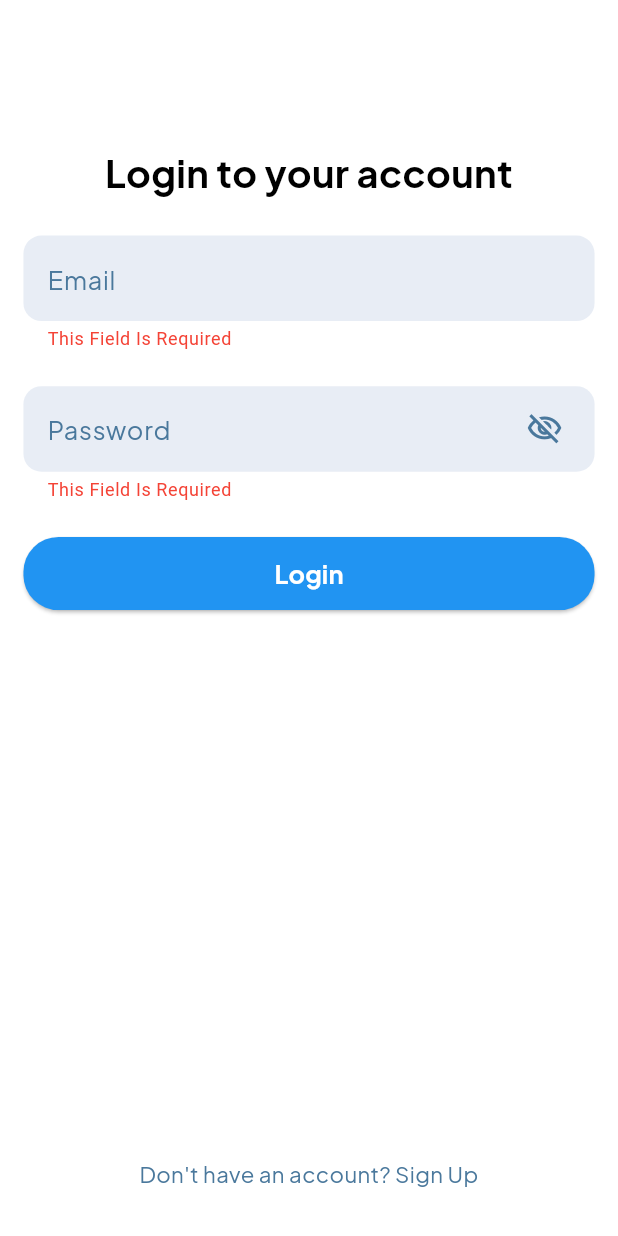
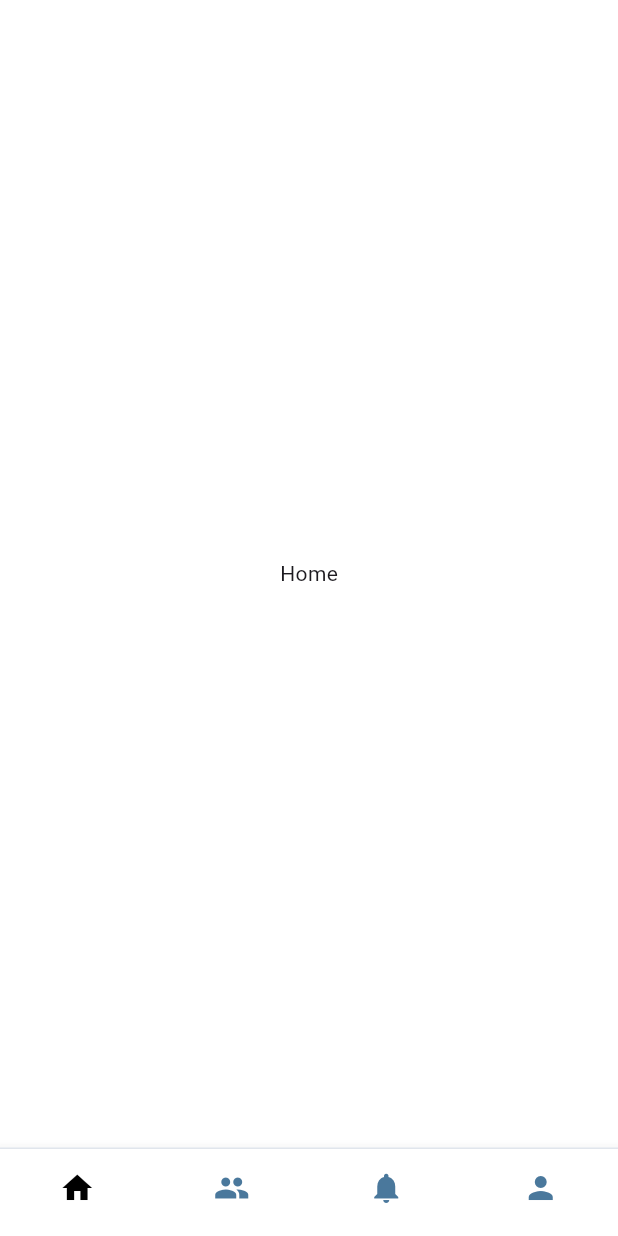
Before and after one commit to mostafa9011/feed_app, a Flutter app: the screen it shows after launch, after a tap on "Login", on a phone screen of 412 x 824 dp. Run offline on Flutter 3.47's test engine with Material 3 defaults, Android fonts, the light colour scheme and no system bars; our stand-ins replace bloc, cached_network_image, dio, firebase_core, flutter_bloc, flutter_screenutil and 8 more; missing offline and left inert: flutter_file_dialog; accounts and stored records are empty; generated files the repository leaves out were written again.

Commit message:
build layout screen

```diff
--- a/lib/core/config/routes/page_name.dart
+++ b/lib/core/config/routes/page_name.dart
@@ -1,4 +1,5 @@
 class PageName {
   static const String loginScreen = '/loginScreen';
   static const String signupScreen = '/signupScreen';
+  static const String layoutScreen = '/layoutScreen';
 }
--- a/lib/core/config/routes/route_manager.dart
+++ b/lib/core/config/routes/route_manager.dart
@@ -3,6 +3,7 @@ import 'package:page_transition/page_transition.dart';
 
 import '../../../features/auth/presentation/screens/login_screen.dart';
 import '../../../features/auth/presentation/screens/signup_screen.dart';
+import '../../../features/layout/presentation/screens/layout_screen.dart';
 import 'page_name.dart';
 
 class RouteManager {
@@ -20,6 +21,12 @@ class RouteManager {
       case PageName.signupScreen:
         return _getPageTransition(
           const SignupScreen(),
+          settings: routeSettings,
+        );
+
+      case PageName.layoutScreen:
+        return _getPageTransition(
+          const LayoutScreen(),
           settings: routeSettings,
         );
 
--- a/lib/core/helpers/cache_helper.dart
+++ b/lib/core/helpers/cache_helper.dart
@@ -7,7 +7,7 @@ class CacheHelper {
   static late SharedPreferences sharedPreferences;
 
   static Future init() async {
-    sharedPreferences = sl<SharedPreferences>();
+    sharedPreferences = getIt<SharedPreferences>();
   }
 
   // This fun to put data in local data base using key
--- a/lib/core/utils/dependency_injection/di.dart
+++ b/lib/core/utils/dependency_injection/di.dart
@@ -7,12 +7,13 @@ import 'package:shared_preferences/shared_preferences.dart';
 
 import '../../api/dio_consumer.dart';
 import 'register_config_cubit.dart';
+import 'register_layout_dependencies.dart';
 
-final sl = GetIt.instance;
+final getIt = GetIt.instance;
 
 Future<void> initDependencies() async {
   // Dio consumer instance
-  sl.registerLazySingleton<DioConsumer>(
+  getIt.registerLazySingleton<DioConsumer>(
     () => DioConsumer(
       dio: Dio(),
     ),
@@ -20,7 +21,8 @@ Future<void> initDependencies() async {
 
   // Shared preferences instance
   final sharedPref = await SharedPreferences.getInstance();
-  sl.registerLazySingleton<SharedPreferences>(() => sharedPref);
-  // Register config cubit
+  getIt.registerLazySingleton<SharedPreferences>(() => sharedPref);
+
   registerConfigCubit();
+  registerLayoutDependencies();
 }
--- a/lib/core/utils/dependency_injection/register_config_cubit.dart
+++ b/lib/core/utils/dependency_injection/register_config_cubit.dart
@@ -1,6 +1,6 @@
-import 'package:feed_app/core/config/config_cubit/config_cubit.dart';
+import '../../config/config_cubit/config_cubit.dart';
 
 import 'di.dart';
 
 // register factory config cubit
-void registerConfigCubit() => sl.registerFactory(() => ConfigCubit());
+void registerConfigCubit() => getIt.registerFactory(() => ConfigCubit());
--- /dev/null
+++ b/lib/core/utils/dependency_injection/register_layout_dependencies.dart
@@ -0,0 +1,7 @@
+import '../../../features/layout/presentation/cubit/layout_cubit.dart';
+import 'di.dart';
+
+void registerLayoutDependencies() {
+  // Register LayoutCubit
+  getIt.registerFactory(() => LayoutCubit());
+}
--- a/lib/features/auth/presentation/widgets/login_form.dart
+++ b/lib/features/auth/presentation/widgets/login_form.dart
@@ -1,6 +1,7 @@
 import 'package:flutter/material.dart';
 import 'package:flutter_screenutil/flutter_screenutil.dart';
 
+import '../../../../core/config/routes/page_name.dart';
 import '../../../../core/utils/extensions/context_extension.dart';
 import '../../../../core/utils/widgets/custom_elevated_button.dart';
 import '../../../../core/utils/widgets/fields/password_fields.dart';
@@ -46,8 +47,8 @@ class _LoginFormState extends State<LoginForm> {
           // login button
           CustomElevatedButton(
             onPressed: () {
-              if (!formKey.currentState!.validate()) return;
-              // Process the login
+              // if (!formKey.currentState!.validate()) return;
+              Navigator.pushReplacementNamed(context, PageName.layoutScreen);
             },
             text: context.tr.login,
             textColor: context.colorScheme.surface,
--- /dev/null
+++ b/lib/features/layout/presentation/cubit/layout_cubit.dart
@@ -0,0 +1,24 @@
+import 'package:flutter/material.dart';
+import 'package:flutter_bloc/flutter_bloc.dart';
+
+part 'layout_state.dart';
+
+class LayoutCubit extends Cubit<LayoutState> {
+  LayoutCubit() : super(const LayoutState(status: LayoutStatus.initial));
+
+  final List<Widget> screens = [
+    const Center(child: Text('Home')),
+    const Center(child: Text('Friends')),
+    const Center(child: Text('Notifications')),
+    const Center(child: Text('Profile')),
+  ];
+
+  void changeIndex(int index) {
+    emit(
+      state.copyWith(
+        status: LayoutStatus.changeIndexState,
+        currentIndex: index,
+      ),
+    );
+  }
+}
--- /dev/null
+++ b/lib/features/layout/presentation/cubit/layout_state.dart
@@ -0,0 +1,27 @@
+part of 'layout_cubit.dart';
+
+enum LayoutStatus {
+  initial,
+  changeIndexState,
+}
+
+@immutable
+class LayoutState {
+  final LayoutStatus status;
+  final int currentIndex;
+
+  const LayoutState({
+    required this.status,
+    this.currentIndex = 0,
+  });
+
+  LayoutState copyWith({
+    required LayoutStatus status,
+    int? currentIndex,
+  }) {
+    return LayoutState(
+      status: status,
+      currentIndex: currentIndex ?? this.currentIndex,
+    );
+  }
+}
--- /dev/null
+++ b/lib/features/layout/presentation/screens/layout_screen.dart
@@ -0,0 +1,29 @@
+import 'package:flutter/material.dart';
+import 'package:flutter_bloc/flutter_bloc.dart';
+
+import '../../../../core/utils/dependency_injection/di.dart';
+import '../cubit/layout_cubit.dart';
+import '../widgets/custom_bottom_nav_bar.dart';
+
+class LayoutScreen extends StatelessWidget {
+  const LayoutScreen({super.key});
+
+  @override
+  Widget build(BuildContext context) {
+    return BlocProvider(
+      create: (context) => getIt<LayoutCubit>(),
+      child: Scaffold(
+        body: SafeArea(
+          child: BlocBuilder<LayoutCubit, LayoutState>(
+            builder: (context, state) {
+              final cubit = context.read<LayoutCubit>();
+
+              return cubit.screens[state.currentIndex];
+            },
+          ),
+        ),
+        bottomNavigationBar: const CustomBottomNavBar(),
+      ),
+    );
+  }
+}
--- /dev/null
+++ b/lib/features/layout/presentation/widgets/custom_bottom_nav_bar.dart
@@ -0,0 +1,58 @@
+import 'package:flutter/material.dart';
+import 'package:flutter_bloc/flutter_bloc.dart';
+
+import '../../../../core/utils/extensions/context_extension.dart';
+import '../cubit/layout_cubit.dart';
+
+class CustomBottomNavBar extends StatelessWidget {
+  const CustomBottomNavBar({super.key});
+
+  @override
+  Widget build(BuildContext context) {
+    return BlocBuilder<LayoutCubit, LayoutState>(
+      builder: (context, state) {
+        final cubit = context.read<LayoutCubit>();
+
+        return Container(
+          decoration: BoxDecoration(
+            border: Border(
+              top: BorderSide(
+                color: context.colorScheme.onSecondary,
+              ),
+            ),
+          ),
+          child: BottomNavigationBar(
+            type: BottomNavigationBarType.fixed,
+            currentIndex: state.currentIndex,
+            backgroundColor: context.scaffoldBackgroundColor,
+            showSelectedLabels: false,
+            showUnselectedLabels: false,
+            selectedItemColor: context.colorScheme.onSurface,
+            unselectedItemColor: context.colorScheme.secondary,
+            onTap: (index) {
+              cubit.changeIndex(index);
+            },
+            items: const [
+              BottomNavigationBarItem(
+                icon: Icon(Icons.home),
+                label: 'Home',
+              ),
+              BottomNavigationBarItem(
+                icon: Icon(Icons.group),
+                label: 'Friends',
+              ),
+              BottomNavigationBarItem(
+                icon: Icon(Icons.notifications),
+                label: 'Notifications',
+              ),
+              BottomNavigationBarItem(
+                icon: Icon(Icons.person),
+                label: 'Profile',
+              ),
+            ],
+          ),
+        );
+      },
+    );
+  }
+}
--- a/lib/feed_app.dart
+++ b/lib/feed_app.dart
@@ -17,7 +17,7 @@ class FeedApp extends StatelessWidget {
   @override
   Widget build(BuildContext context) {
     return BlocProvider(
-      create: (context) => sl<ConfigCubit>(),
+      create: (context) => getIt<ConfigCubit>(),
       child: Builder(
         builder: (context) {
           return ScreenUtilInit(
```
